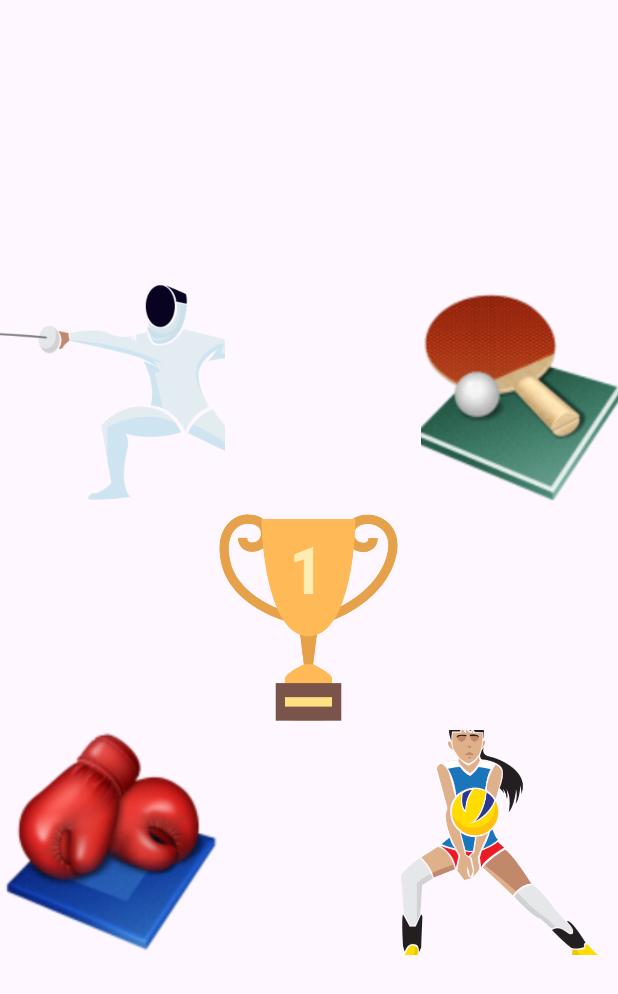
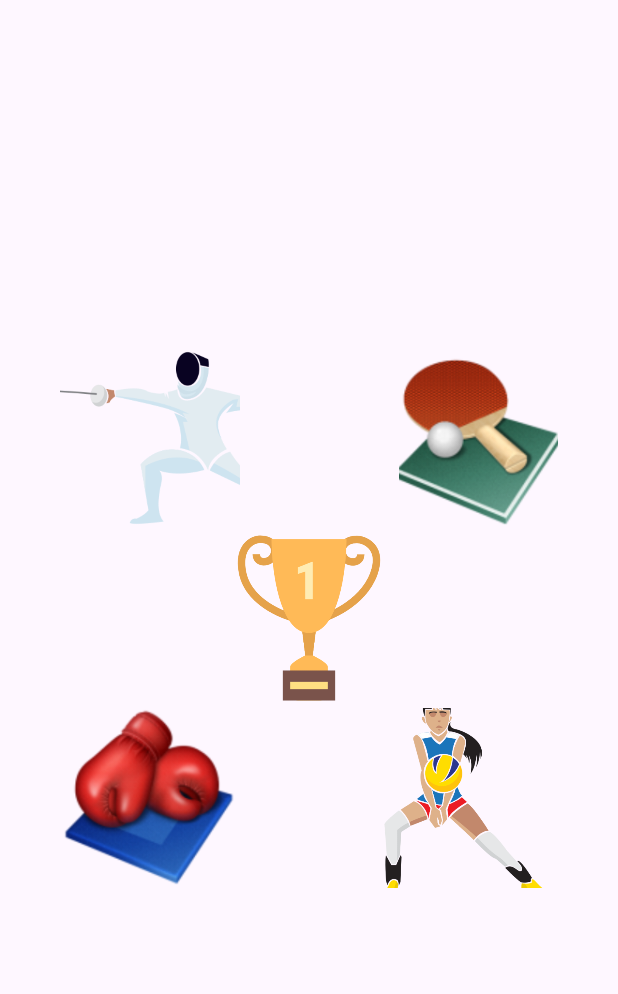
Before and after one commit to richardfreiree/EsportApp, an Android app: the screen it shows after launch (MainActivity), on a phone screen of 412 x 824 dp. Shown: the top 994 px of the screen. Run offline under Robolectric (Android 15) with nearby library versions, the phone set to English and light mode, and no system bars.

Commit message:
relative layout orientation

```diff
--- a/app/src/main/res/layout/activity_main.xml
+++ b/app/src/main/res/layout/activity_main.xml
@@ -11,8 +11,8 @@
 
     <ImageView
         android:id="@+id/imgTrofeu"
-        android:layout_width="150dp"
-        android:layout_height="150dp"
+        android:layout_width="120dp"
+        android:layout_height="120dp"
         android:layout_centerInParent="true"
         android:scaleType="centerCrop"
         android:src="@drawable/trofeu" />
@@ -20,17 +20,19 @@
 
     <ImageView
         android:id="@+id/imgVoley"
-        android:layout_width="150dp"
-        android:layout_height="150dp"
+        android:layout_width="120dp"
+        android:layout_height="120dp"
         android:layout_below="@+id/imgTrofeu"
         android:layout_alignParentRight="true"
         android:scaleType="centerCrop"
-        android:src="@drawable/voleyball" />
+        android:src="@drawable/voleyball"
+        android:layout_marginRight="40dp"/>
 
     <ImageView
         android:id="@+id/imgBoxe"
-        android:layout_width="150dp"
-        android:layout_height="150dp"
+        android:layout_width="120dp"
+        android:layout_height="120dp"
+        android:layout_marginLeft="40dp"
         android:layout_below="@+id/imgTrofeu"
         android:layout_InParent="true"
         android:layout_marginRight="5dp"
@@ -39,8 +41,8 @@
 
     <ImageView
         android:id="@+id/imgEsgrima"
-        android:layout_width="150dp"
-        android:layout_height="150dp"
+        android:layout_width="120dp"
+        android:layout_height="120dp"
         android:layout_above="@id/imgTrofeu"
         android:layout_alignLeft="@id/imgBoxe"
         android:scaleType="centerCrop"
@@ -48,8 +50,9 @@
 
     <ImageView
         android:id="@+id/imgTenis"
-        android:layout_width="150dp"
-        android:layout_height="150dp"
+        android:layout_width="120dp"
+        android:layout_height="120dp"
+        android:layout_marginRight="40dp"
         android:layout_above="@id/imgTrofeu"
         android:layout_toRightOf="@id/imgTrofeu"
         android:scaleType="centerCrop"
```
Also changed, not shown: app/src/main/res/layout/splash_layout.xml (+18 -2 lines), app/src/main/res/drawable/vinyl.png (added).
